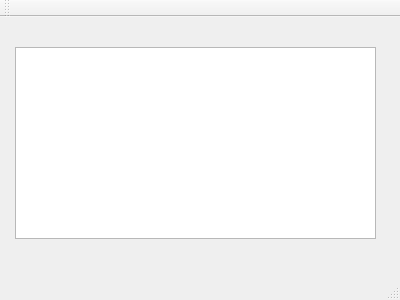
Above: FinalClient/mainwindow.ui from BhayanakMoth/Client before the change. Below: the same form after it.
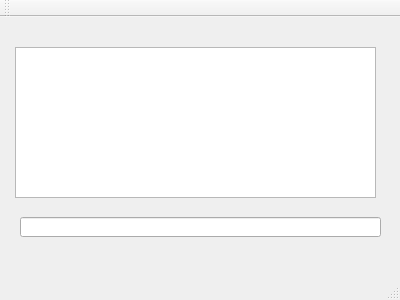
That is the form after the change.

The edit to the form file:
```diff
--- a/FinalClient/mainwindow.ui
+++ b/FinalClient/mainwindow.ui
@@ -20,7 +20,17 @@
       <x>15</x>
       <y>30</y>
       <width>361</width>
-      <height>192</height>
+      <height>151</height>
+     </rect>
+    </property>
+   </widget>
+   <widget class="QLineEdit" name="messageInput">
+    <property name="geometry">
+     <rect>
+      <x>20</x>
+      <y>200</y>
+      <width>361</width>
+      <height>20</height>
      </rect>
     </property>
    </widget>
```
